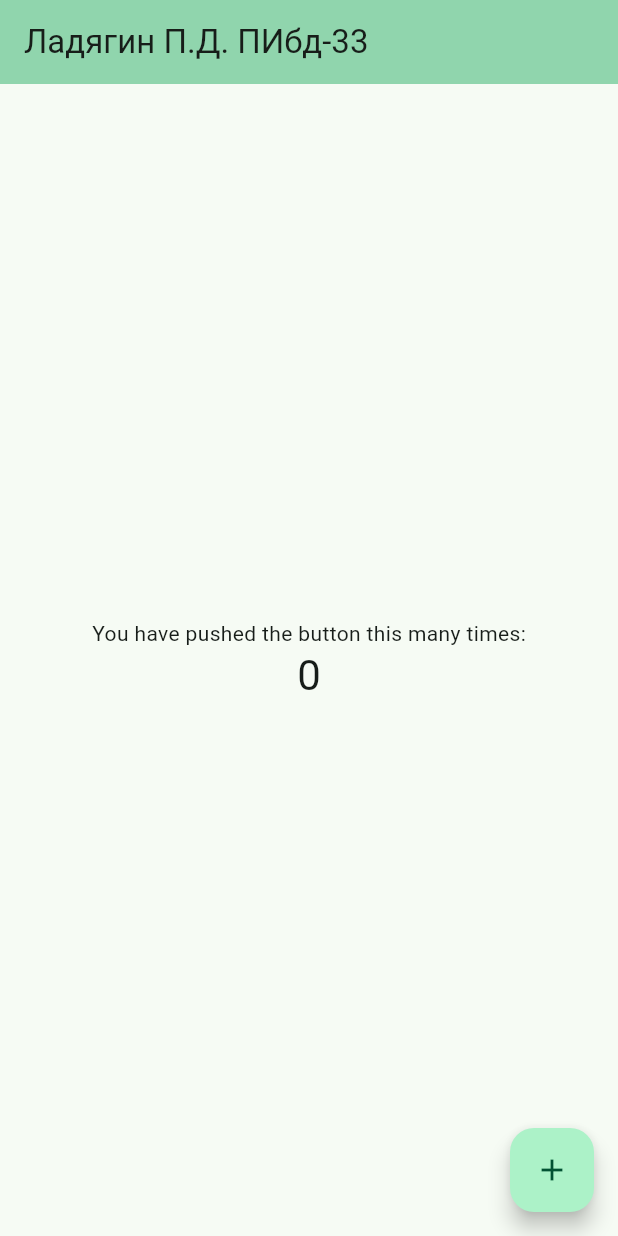
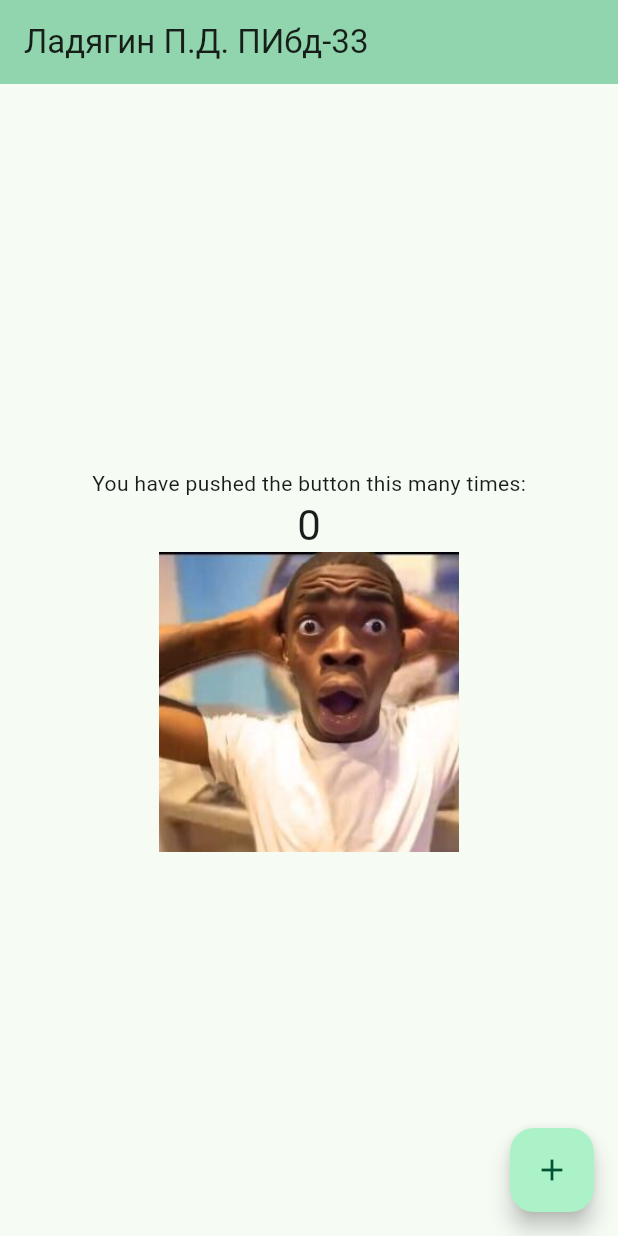
Before and after one commit to F1rsTTeaM/FlutterProject, a Flutter app: the screen it shows after launch, on a phone screen of 412 x 824 dp. Run offline on Flutter 3.47's test engine with Material 3 defaults, Android fonts, the phone set to English and light mode, and no system bars.

```diff
--- a/lib/main.dart
+++ b/lib/main.dart
@@ -52,6 +52,12 @@ class _MyHomePageState extends State<MyHomePage> {
               '$_counter',
               style: Theme.of(context).textTheme.headlineMedium,
             ),
+            Image.asset(
+              'assets/images/1111.jpg',
+              width: 200,
+              height: 200,
+              fit: BoxFit.cover,
+            )
           ],
         ),
       ),
--- a/pubspec.yaml
+++ b/pubspec.yaml
@@ -51,6 +51,8 @@ dev_dependencies:
 
 # The following section is specific to Flutter packages.
 flutter:
+  assets:
+    - assets/images/1111.jpg
 
   # The following line ensures that the Material Icons font is
   # included with your application, so that you can use the icons in
```
Also changed, not shown: assets/images/1111.jpg (added).
